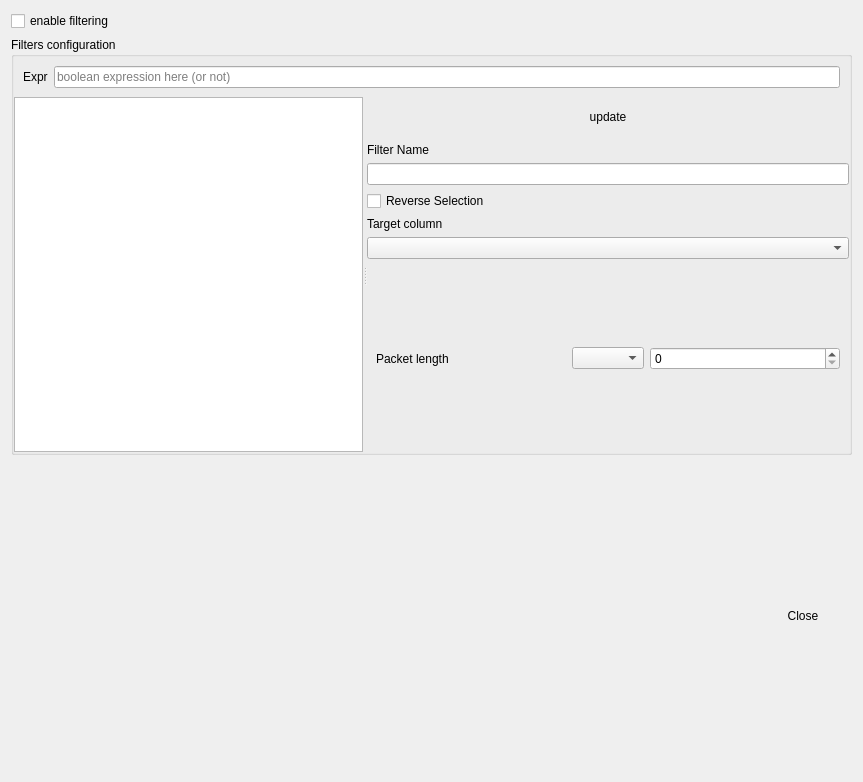
metrodango/pip3line, file gui/tabs/packetanalyser/filterdialog.ui: the form before one commit.
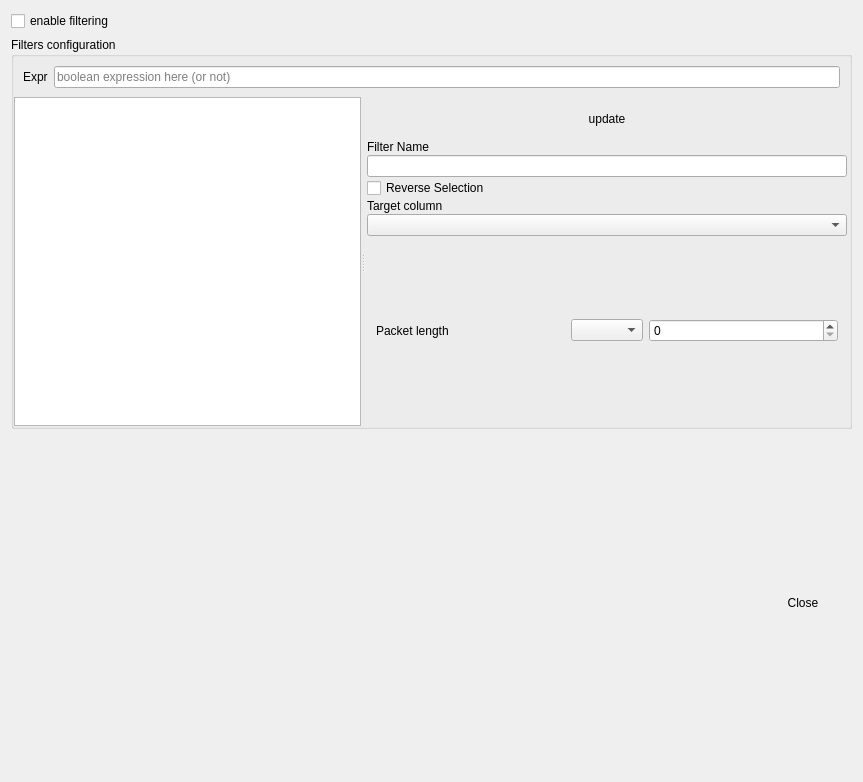
The form after the commit. Icons and pictures are not drawn.

Patch:
```diff
--- a/gui/tabs/packetanalyser/filterdialog.ui
+++ b/gui/tabs/packetanalyser/filterdialog.ui
@@ -73,9 +73,46 @@
         <property name="orientation">
          <enum>Qt::Horizontal</enum>
         </property>
-        <widget class="QListWidget" name="filtersListWidget"/>
+        <widget class="QListWidget" name="filtersListWidget">
+         <property name="sizePolicy">
+          <sizepolicy hsizetype="Maximum" vsizetype="Expanding">
+           <horstretch>0</horstretch>
+           <verstretch>0</verstretch>
+          </sizepolicy>
+         </property>
+         <property name="minimumSize">
+          <size>
+           <width>300</width>
+           <height>0</height>
+          </size>
+         </property>
+         <property name="resizeMode">
+          <enum>QListView::Adjust</enum>
+         </property>
+        </widget>
         <widget class="QWidget" name="filtersWidget" native="true">
+         <property name="sizePolicy">
+          <sizepolicy hsizetype="Maximum" vsizetype="Preferred">
+           <horstretch>0</horstretch>
+           <verstretch>0</verstretch>
+          </sizepolicy>
+         </property>
          <layout class="QVBoxLayout" name="verticalLayout_3">
+          <property name="spacing">
+           <number>1</number>
+          </property>
+          <property name="leftMargin">
+           <number>2</number>
+          </property>
+          <property name="topMargin">
+           <number>2</number>
+          </property>
+          <property name="rightMargin">
+           <number>2</number>
+          </property>
+          <property name="bottomMargin">
+           <number>2</number>
+          </property>
           <item>
            <widget class="QWidget" name="actionButtonWidget" native="true">
             <layout class="QHBoxLayout" name="horizontalLayout">
```
